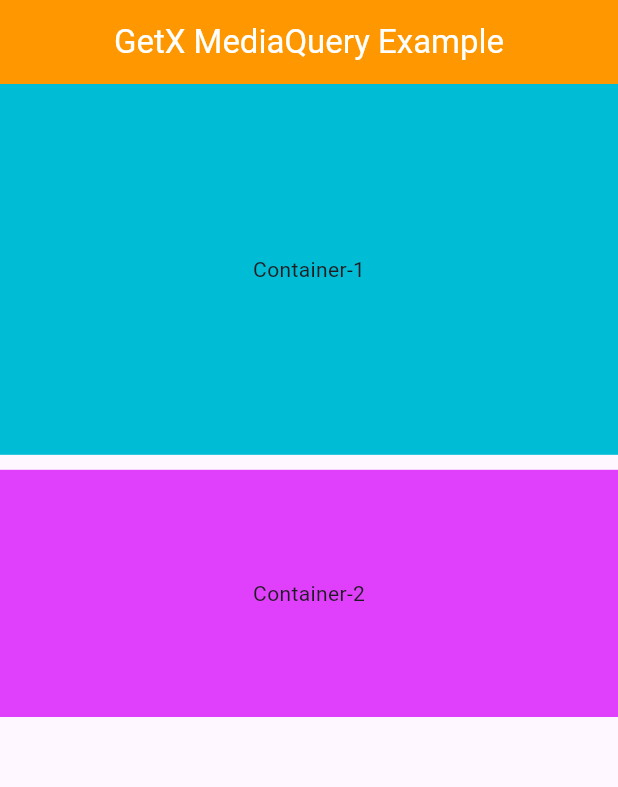
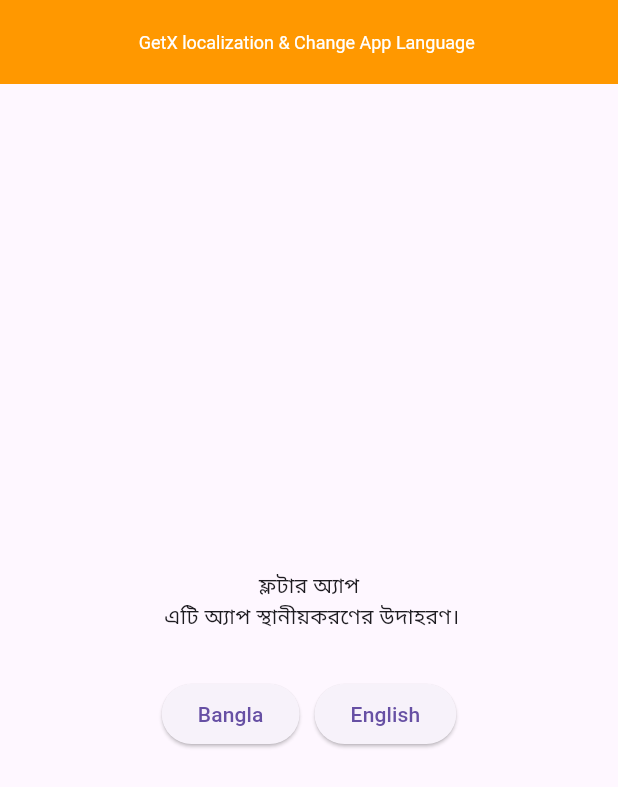
Before and after one commit to Jahid01234/getx_all_code, a Flutter app: the screen it shows after launch, on a phone screen of 412 x 824 dp. Shown: the top 787 px of the screen. Run offline on Flutter 3.47's test engine with Material 3 defaults, Android fonts, the light colour scheme and no system bars; our stand-ins replace get.

Commit message:
-GetX localization -And Change App Language

```diff
--- a/lib/home_screen.dart
+++ b/lib/home_screen.dart
@@ -8,6 +8,7 @@
   State<HomeScreen> createState() => _HomeScreenState();
 }
 
+
 class _HomeScreenState extends State<HomeScreen> {
   @override
   Widget build(BuildContext context) {
@@ -15,41 +16,44 @@
       appBar: AppBar(
         backgroundColor: Colors.orange,
         foregroundColor: Colors.white,
-        title: const Text("GetX MediaQuery Example"),
+        title: const Text("GetX localization & Change App Language ",
+        style: TextStyle(fontSize: 12),
+        ),
         centerTitle: true,
       ),
-      body: Column(
-        children: [
-          // 1st container
-          Container(
-            // Its normal use for MediaQuery
-            // height: MediaQuery.of(context).size.height * 0.2,
-            // width: MediaQuery.of(context).size.width * 1,
-
-            // Here GetX mediaQuery
-            height: Get.height * 0.3,
-            width:  Get.width * 1,
-            decoration: const BoxDecoration(color: Colors.cyan),
-            child: const Center(
-              child: Text("Container-1"),
-            ),
-          ),
-           const SizedBox(height: 10),
-          // 2nd container
-          Container(
-            // // here static value define
-            // height: 50,
-            // width: double.maxFinite,
-
-            // Here GetX mediaQuery
-            height: Get.height * 0.2,
-            width:  Get.width * 1,
-            decoration: const BoxDecoration(color: Colors.purpleAccent),
-            child: const Center(
-              child: Text("Container-2"),
-            ),
-          ),
-        ],
+      body: Center(
+        child: Column(
+          mainAxisAlignment: MainAxisAlignment.center,
+               children: [
+                 // "tr" use for translation
+                 Text("app_name".tr),
+                 Text("app_title".tr),
+                 const SizedBox(height: 30),
+                 Row(
+                   mainAxisAlignment: MainAxisAlignment.center,
+                   children: [
+                     ElevatedButton(
+                         onPressed: (){
+                           // language_code, country_code
+                           Get.updateLocale(
+                               const Locale("bn", "BD"),
+                           );
+                         },
+                         child: const Text("Bangla")
+                     ),
+                     const SizedBox(width: 10),
+                     ElevatedButton(
+                         onPressed: (){
+                           Get.updateLocale(
+                               const Locale("en", "US"),
+                           );
+                         },
+                         child: const Text("English")
+                     )
+                   ],
+                 )
+               ],
+        ),
       ),
     );
   }
--- /dev/null
+++ b/lib/languages.dart
@@ -0,0 +1,18 @@
+import 'package:get/get.dart';
+import 'package:get_material_app/languages/bangla.dart';
+import 'package:get_material_app/languages/english.dart';
+
+class Languages extends Translations{
+  @override
+
+  Map<String, Map<String, String>> get keys => {
+    // "en_Us" : {
+    //                "app_name" : "Flutter App",
+    //                "app_title" : "This is app localization example. "
+    //            },
+
+    "en_US" : english,
+    "bn_BD" : bangla
+  };
+
+}
--- /dev/null
+++ b/lib/languages/bangla.dart
@@ -0,0 +1,6 @@
+
+Map<String, String> bangla ={
+
+  "app_name" : "ফ্লটার অ্যাপ",
+  "app_title" : " এটি অ্যাপ স্থানীয়করণের উদাহরণ।"
+};
--- /dev/null
+++ b/lib/languages/english.dart
@@ -0,0 +1,6 @@
+
+Map<String, String> english ={
+
+  "app_name" : "Flutter App",
+  "app_title" : "This is app localization example. "
+};
--- a/lib/main.dart
+++ b/lib/main.dart
@@ -1,6 +1,9 @@
 import 'package:flutter/material.dart';
 import 'package:get/get.dart';
 import 'package:get_material_app/home_screen.dart';
+import 'package:get_material_app/languages.dart';
+
+
 
 
 void main() {
@@ -12,10 +15,14 @@
 
   @override
   Widget build(BuildContext context) {
-    return const GetMaterialApp(
+    return  GetMaterialApp(
       title: 'GetX Tutorial',
       debugShowCheckedModeBanner: false,
-      home: HomeScreen(),
+      translations: Languages(),
+      //locale: Get.deviceLocale, // set initial device locale
+      locale: const Locale("bn", "BD"), // set initial locale
+      fallbackLocale: const Locale("en", "US"),
+      home: const HomeScreen(),
     );
   }
 }
```
